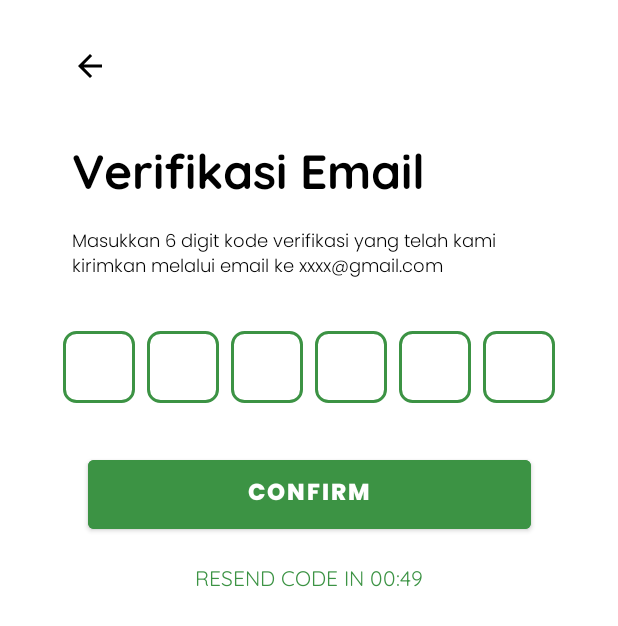
After one commit to EvindaAprl/library-app, an Android app: the VerifikasiOtpActivity screen opened directly, with no data from a screen before it, on a phone screen of 412 x 824 dp. The commit adds this screen. Shown: the top 626 px of the screen. Run offline under Robolectric (Android 15) with nearby library versions, the phone set to English and light mode, and no system bars.

Commit message:
firebase jadi buat authentikasi login hehe1

```diff
--- a/app/src/main/AndroidManifest.xml
+++ b/app/src/main/AndroidManifest.xml
@@ -12,7 +12,9 @@
         android:supportsRtl="true"
         android:theme="@style/Theme.LibraryApp"
         tools:targetApi="31">
-
+        <activity
+            android:name=".VerifikasiOtpActivity"
+            android:exported="false" />
         <activity
             android:name=".SignUpActivity"
             android:exported="false" />
@@ -26,6 +28,7 @@
             android:theme="@style/Theme.LibraryApp">
             <intent-filter>
                 <action android:name="android.intent.action.MAIN" />
+
                 <category android:name="android.intent.category.LAUNCHER" />
             </intent-filter>
         </activity>
--- a/app/src/main/java/com/example/libraryapp/LoginActivity.kt
+++ b/app/src/main/java/com/example/libraryapp/LoginActivity.kt
@@ -127,15 +127,29 @@ class LoginActivity : AppCompatActivity() {
         // Firebase Authentication untuk login
         auth.signInWithEmailAndPassword(email, password).addOnCompleteListener(this) { task ->
             if (task.isSuccessful) {
-                Toast.makeText(this, "Successfully Logged In", Toast.LENGTH_SHORT).show()
+                val user = auth.currentUser
+                if (user != null && user.isEmailVerified) {
+                    Toast.makeText(this, "Successfully Logged In", Toast.LENGTH_SHORT).show()
+                    // Navigasi ke halaman utama
+                    startActivity(Intent(this, MainActivity::class.java))
+                    finish()
+                } else {
+                    // Jika email belum diverifikasi
+                    auth.signOut() // Logout pengguna
+                    Toast.makeText(
+                        this,
+                        "Email belum diverifikasi. Silakan periksa email Anda untuk verifikasi.",
+                        Toast.LENGTH_LONG
+                    ).show()
+                }
             } else {
                 val errorMessage = task.exception?.message ?: "Unknown error"
                 Toast.makeText(this, "Log In failed: $errorMessage", Toast.LENGTH_SHORT).show()
                 Log.e("LoginActivity", "Login failed: $errorMessage")
             }
         }
-
     }
 
 
+
 }
--- a/app/src/main/java/com/example/libraryapp/SignUpActivity.kt
+++ b/app/src/main/java/com/example/libraryapp/SignUpActivity.kt
@@ -18,6 +18,7 @@ import androidx.appcompat.app.AppCompatActivity
 import androidx.core.view.ViewCompat
 import androidx.core.view.WindowInsetsCompat
 import com.google.android.material.textfield.TextInputEditText
+import com.google.firebase.auth.FirebaseAuth
 
 class SignUpActivity : AppCompatActivity() {
 
@@ -31,10 +32,14 @@ class SignUpActivity : AppCompatActivity() {
     private lateinit var ivGmail: ImageButton
     private lateinit var ivFacebook: ImageButton
     private lateinit var tvLogin: TextView
+    private lateinit var auth: FirebaseAuth
 
     override fun onCreate(savedInstanceState: Bundle?) {
         super.onCreate(savedInstanceState)
-        setContentView(R.layout.activity_sign_up) // Sesuaikan dengan nama layout XML Anda
+        setContentView(R.layout.activity_sign_up)
+
+        // Inisialisasi Firebase Auth
+        auth = FirebaseAuth.getInstance()
 
         // Inisialisasi elemen UI
         backButton = findViewById(R.id.ivBack)
@@ -47,43 +52,61 @@ class SignUpActivity : AppCompatActivity() {
         ivFacebook = findViewById(R.id.ivFacebook)
         tvLogin = findViewById(R.id.tvLogin)
 
-        // Event Listener untuk Back Button
         backButton.setOnClickListener {
-            onBackPressed() // Kembali ke aktivitas sebelumnya
+            onBackPressed()
         }
 
-        // Event Listener untuk tombol Sign Up
         btnSignUp.setOnClickListener {
-            val nama = etNama.text.toString().trim()
             val email = etEmail.text.toString().trim()
             val password = etPassword.text.toString()
             val ulangiPassword = etUlangiPassword.text.toString()
 
-            if (nama.isEmpty() || email.isEmpty() || password.isEmpty() || ulangiPassword.isEmpty()) {
+            if (email.isEmpty() || password.isEmpty() || ulangiPassword.isEmpty()) {
                 Toast.makeText(this, "Harap isi semua kolom!", Toast.LENGTH_SHORT).show()
             } else if (password != ulangiPassword) {
                 Toast.makeText(this, "Password tidak cocok!", Toast.LENGTH_SHORT).show()
             } else {
-                // Proses Sign Up (contoh)
-                Toast.makeText(this, "Pendaftaran berhasil!\nNama: $nama\nEmail: $email", Toast.LENGTH_LONG).show()
+                signUpWithEmail(email, password)
             }
         }
 
-        // Event Listener untuk tombol Gmail Login
-        ivGmail.setOnClickListener {
-            Toast.makeText(this, "Login dengan Gmail", Toast.LENGTH_SHORT).show()
-            // Tambahkan integrasi Google Sign-In di sini
-        }
-
-        // Event Listener untuk tombol Facebook Login
-        ivFacebook.setOnClickListener {
-            Toast.makeText(this, "Login dengan Facebook", Toast.LENGTH_SHORT).show()
-            // Tambahkan integrasi Facebook Login di sini
-        }
-
-        // Event Listener untuk Login TextView
         setupLoginTextView()
     }
+
+    private fun signUpWithEmail(email: String, password: String) {
+        auth.createUserWithEmailAndPassword(email, password)
+            .addOnCompleteListener(this) { task ->
+                if (task.isSuccessful) {
+                    val user = auth.currentUser
+                    user?.sendEmailVerification()?.addOnCompleteListener { verificationTask ->
+                        if (verificationTask.isSuccessful) {
+                            Toast.makeText(
+                                this,
+                                "Pendaftaran berhasil! Silakan cek email untuk verifikasi.",
+                                Toast.LENGTH_LONG
+                            ).show()
+                            // Navigasi ke halaman Login setelah pendaftaran
+                            startActivity(Intent(this, LoginActivity::class.java))
+                            finish()
+                        } else {
+                            Toast.makeText(
+                                this,
+                                "Gagal mengirim email verifikasi: ${verificationTask.exception?.message}",
+                                Toast.LENGTH_LONG
+                            ).show()
+                        }
+                    }
+                } else {
+                    Toast.makeText(
+                        this,
+                        "Pendaftaran gagal: ${task.exception?.message}",
+                        Toast.LENGTH_LONG
+                    ).show()
+                }
+            }
+    }
+
+
     private fun setupLoginTextView() {
         val text = "Sudah punya akun? Login!"
         val spannableString = SpannableString(text)
--- /dev/null
+++ b/app/src/main/java/com/example/libraryapp/VerifikasiOtpActivity.kt
@@ -0,0 +1,90 @@
+package com.example.libraryapp
+
+import android.os.Bundle
+import android.os.CountDownTimer
+import android.text.Editable
+import android.text.TextWatcher
+import android.widget.Button
+import android.widget.EditText
+import android.widget.ImageButton
+import android.widget.TextView
+import androidx.activity.enableEdgeToEdge
+import androidx.appcompat.app.AppCompatActivity
+import androidx.core.view.ViewCompat
+import androidx.core.view.WindowInsetsCompat
+
+class VerifikasiOtpActivity : AppCompatActivity() {
+
+    private lateinit var timer: CountDownTimer
+    private lateinit var btnConfirm: Button
+    private lateinit var tvResendCode: TextView
+    private lateinit var otpFields: Array<EditText>
+
+    override fun onCreate(savedInstanceState: Bundle?) {
+        super.onCreate(savedInstanceState)
+        setContentView(R.layout.activity_verifikasi_otp)
+
+        val ivBack = findViewById<ImageButton>(R.id.ivBack)
+        btnConfirm = findViewById(R.id.btnConfirm)
+        tvResendCode = findViewById(R.id.tvResendCode)
+
+        otpFields = arrayOf(
+            findViewById(R.id.etOtp1),
+            findViewById(R.id.etOtp2),
+            findViewById(R.id.etOtp3),
+            findViewById(R.id.etOtp4),
+            findViewById(R.id.etOtp5),
+            findViewById(R.id.etOtp6)
+        )
+
+        // Back Button
+        ivBack.setOnClickListener { finish() }
+
+        // Start Timer
+        startTimer()
+
+        // Add OTP TextWatcher
+        setupOtpInputs()
+
+        // Confirm Button Action
+        btnConfirm.setOnClickListener {
+            val otpCode = otpFields.joinToString("") { it.text.toString() }
+            if (otpCode.length == 6) {
+
+            }
+        }
+    }
+
+    private fun startTimer() {
+        timer = object : CountDownTimer(50000, 1000) {
+            override fun onTick(millisUntilFinished: Long) {
+                val seconds = millisUntilFinished / 1000
+                tvResendCode.text = "RESEND CODE IN 00:${if (seconds < 10) "0$seconds" else seconds}"
+            }
+
+            override fun onFinish() {
+                tvResendCode.text = "Resend Code"
+            }
+        }.start()
+    }
+
+    private fun setupOtpInputs() {
+        for (i in otpFields.indices) {
+            otpFields[i].addTextChangedListener(object : TextWatcher {
+                override fun beforeTextChanged(s: CharSequence?, start: Int, count: Int, after: Int) {}
+                override fun onTextChanged(s: CharSequence?, start: Int, before: Int, count: Int) {
+                    if (s?.length == 1 && i < otpFields.size - 1) {
+                        otpFields[i + 1].requestFocus()
+                    }
+                }
+
+                override fun afterTextChanged(s: Editable?) {}
+            })
+        }
+    }
+
+    override fun onDestroy() {
+        super.onDestroy()
+        timer.cancel()
+    }
+}
--- /dev/null
+++ b/app/src/main/res/drawable/otp_box.xml
@@ -0,0 +1,6 @@
+<?xml version="1.0" encoding="utf-8"?>
+<shape xmlns:android="http://schemas.android.com/apk/res/android">
+        <solid android:color="@android:color/white"/>
+        <stroke android:width="2dp" android:color="@color/green"/>
+        <corners android:radius="8dp"/>
+</shape>
--- /dev/null
+++ b/app/src/main/res/layout/activity_verifikasi_otp.xml
@@ -0,0 +1,156 @@
+<?xml version="1.0" encoding="utf-8"?>
+<androidx.constraintlayout.widget.ConstraintLayout
+    xmlns:android="http://schemas.android.com/apk/res/android"
+    xmlns:app="http://schemas.android.com/apk/res-auto"
+    android:layout_width="match_parent"
+    android:layout_height="match_parent"
+    android:padding="16dp">
+
+    <!-- Back Button -->
+    <ImageButton
+        android:id="@+id/ivBack"
+        android:layout_width="wrap_content"
+        android:layout_height="wrap_content"
+        android:layout_marginStart="32dp"
+        android:layout_marginTop="16dp"
+        android:background="@android:color/transparent"
+        android:contentDescription="Back"
+        android:src="@drawable/baseline_arrow_back_24"
+        app:layout_constraintStart_toStartOf="parent"
+        app:layout_constraintTop_toTopOf="parent" />
+
+    <!-- Title -->
+    <TextView
+        android:id="@+id/tvTitle"
+        android:layout_width="wrap_content"
+        android:layout_height="wrap_content"
+        android:layout_marginStart="32dp"
+        android:layout_marginTop="32dp"
+        android:text="Verifikasi Email"
+        android:textColor="@android:color/black"
+        android:fontFamily="@font/quicksand_bold"
+        android:textSize="32dp"
+        android:textStyle="bold"
+        app:layout_constraintStart_toStartOf="parent"
+        app:layout_constraintTop_toBottomOf="@id/ivBack" />
+
+    <!-- Instruction -->
+    <TextView
+        android:id="@+id/tvInstruction"
+        android:layout_width="0dp"
+        android:layout_height="wrap_content"
+        android:layout_marginStart="32dp"
+        android:layout_marginTop="16dp"
+        android:layout_marginEnd="32dp"
+        android:fontFamily="@font/poppins_light"
+        android:text="Masukkan 6 digit kode verifikasi yang telah kami kirimkan melalui email ke xxxx@gmail.com"
+        android:textColor="@android:color/black"
+        android:textSize="12dp"
+        app:layout_constraintEnd_toEndOf="parent"
+        app:layout_constraintMarginTop="16dp"
+        app:layout_constraintStart_toStartOf="parent"
+        app:layout_constraintTop_toBottomOf="@id/tvTitle" />
+
+    <!-- OTP Input -->
+    <LinearLayout
+        android:id="@+id/otpContainer"
+        android:layout_width="wrap_content"
+        android:layout_height="wrap_content"
+        android:layout_marginStart="32dp"
+        android:layout_marginTop="32dp"
+        android:layout_marginEnd="32dp"
+        android:orientation="horizontal"
+        app:layout_constraintEnd_toEndOf="parent"
+        app:layout_constraintStart_toStartOf="parent"
+        app:layout_constraintTop_toBottomOf="@id/tvInstruction">
+
+        <EditText
+            android:id="@+id/etOtp1"
+            android:layout_width="48dp"
+            android:layout_height="48dp"
+            android:layout_marginEnd="8dp"
+            android:background="@drawable/otp_box"
+            android:gravity="center"
+            android:inputType="number"
+            android:maxLength="1" />
+
+        <EditText
+            android:id="@+id/etOtp2"
+            android:layout_width="48dp"
+            android:layout_height="48dp"
+            android:layout_marginEnd="8dp"
+            android:background="@drawable/otp_box"
+            android:gravity="center"
+            android:inputType="number"
+            android:maxLength="1" />
+
+        <EditText
+            android:id="@+id/etOtp3"
+            android:layout_width="48dp"
+            android:layout_height="48dp"
+            android:layout_marginEnd="8dp"
+            android:background="@drawable/otp_box"
+            android:gravity="center"
+            android:inputType="number"
+            android:maxLength="1" />
+
+        <EditText
+            android:id="@+id/etOtp4"
+            android:layout_width="48dp"
+            android:layout_height="48dp"
+            android:layout_marginEnd="8dp"
+            android:background="@drawable/otp_box"
+            android:gravity="center"
+            android:inputType="number"
+            android:maxLength="1" />
+
+        <EditText
+            android:id="@+id/etOtp5"
+            android:layout_width="48dp"
+            android:layout_height="48dp"
+            android:layout_marginEnd="8dp"
+            android:background="@drawable/otp_box"
+            android:gravity="center"
+            android:inputType="number"
+            android:maxLength="1" />
+
+        <EditText
+            android:id="@+id/etOtp6"
+            android:layout_width="48dp"
+            android:layout_height="48dp"
+            android:background="@drawable/otp_box"
+            android:gravity="center"
+            android:inputType="number"
+            android:maxLength="1" />
+    </LinearLayout>
+
+    <!-- Confirm Button -->
+    <Button
+        android:id="@+id/btnConfirm"
+        android:layout_width="295dp"
+        android:layout_height="58dp"
+        android:layout_marginTop="32dp"
+        android:text="Confirm"
+        android:textSize="15dp"
+        android:fontFamily="@font/poppins_extrabold"
+        android:backgroundTint="@color/green"
+        android:textColor="@android:color/white"
+        app:layout_constraintTop_toBottomOf="@id/otpContainer"
+        app:layout_constraintStart_toStartOf="parent"
+        app:layout_constraintEnd_toEndOf="parent" />
+
+    <!-- Resend Timer -->
+    <TextView
+        android:id="@+id/tvResendCode"
+        android:layout_width="wrap_content"
+        android:layout_height="wrap_content"
+        android:layout_marginTop="16dp"
+        android:text="RESEND CODE IN 00:50"
+        android:textColor="@color/green"
+        android:textSize="14dp"
+        android:fontFamily="@font/quicksand_regular"
+        app:layout_constraintTop_toBottomOf="@id/btnConfirm"
+        app:layout_constraintStart_toStartOf="parent"
+        app:layout_constraintEnd_toEndOf="parent" />
+
+</androidx.constraintlayout.widget.ConstraintLayout>
```
Also changed, not shown: app/src/main/res/font/poppins_light.ttf (added), app/src/main/res/font/quicksand_light.ttf (added), app/src/main/res/font/quicksand_medium.ttf (added), app/src/main/res/font/quicksand_regular.ttf (added), app/src/main/res/font/quicksand_semibold.ttf (added), 1 other file.
